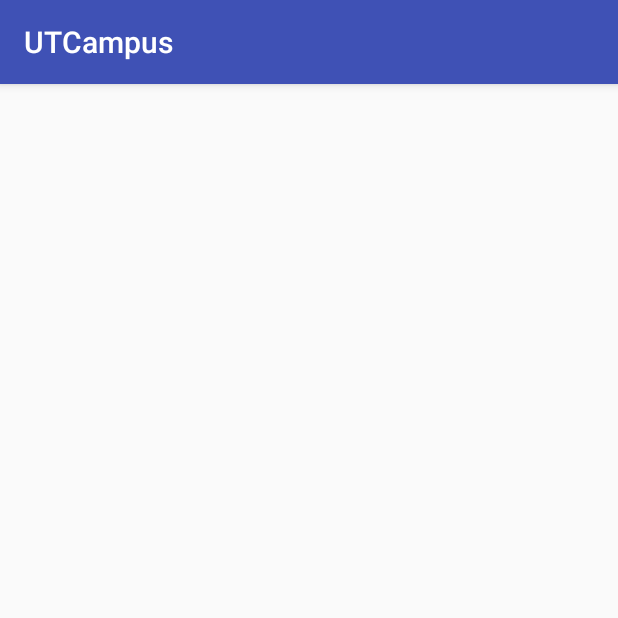
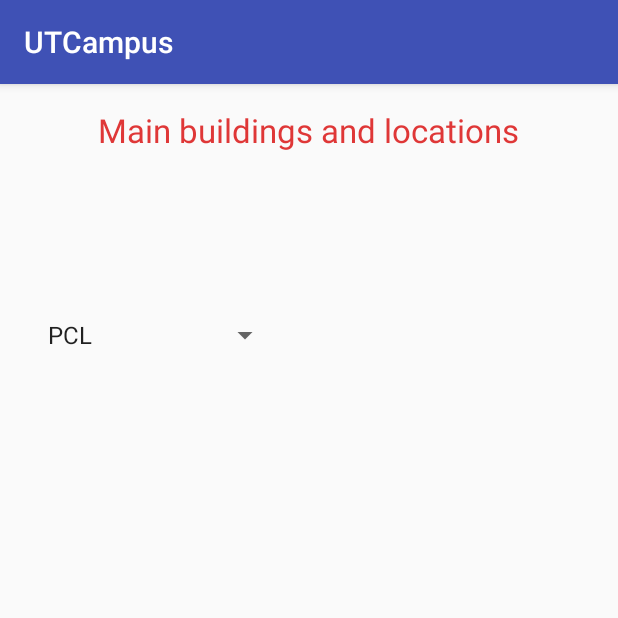
Before and after one commit to bth679/UTCampus, an Android app: the locationActivity screen opened directly, with no data from a screen before it, on a phone screen of 412 x 824 dp, the top half of it. Run offline under Robolectric (Android 15) with nearby library versions, the phone set to English and light mode, and no system bars.

Commit message:
no message

```diff
--- a/app/src/main/AndroidManifest.xml
+++ b/app/src/main/AndroidManifest.xml
@@ -17,6 +17,7 @@
         </activity>
         <activity android:name=".introductionActivity" />
         <activity android:name=".locationActivity" />
+        <activity android:name=".pclwebview" />
         <activity android:name=".musicActivity"></activity>
     </application>
 
--- a/app/src/main/java/com/example/tan/utcampus/locationActivity.java
+++ b/app/src/main/java/com/example/tan/utcampus/locationActivity.java
@@ -1,13 +1,61 @@
 package com.example.tan.utcampus;
 
+import android.content.Intent;
+import android.media.MediaPlayer;
 import android.support.v7.app.AppCompatActivity;
 import android.os.Bundle;
+import android.view.View;
+import android.widget.AdapterView;
+import android.widget.ArrayAdapter;
+import android.widget.Spinner;
 
 public class locationActivity extends AppCompatActivity {
+
+    Spinner spinner;
+    String SpinnerValue;
+    Intent i;
+
+    private String[] options = { "PCL", "Tower", "Jester", "Gregory Gym"};
 
     @Override
     protected void onCreate(Bundle savedInstanceState) {
         super.onCreate(savedInstanceState);
         setContentView(R.layout.activity_location);
+
+        spinner = (Spinner) findViewById(R.id.spinner2);
+        ArrayAdapter<String> adapter = new ArrayAdapter<String>(locationActivity.this, android.R.layout.simple_list_item_1, options);
+        spinner.setAdapter(adapter);
+
+        // Adding listener method on spinner
+        spinner.setOnItemSelectedListener(new AdapterView.OnItemSelectedListener() {
+            @Override
+            public void onItemSelected(AdapterView<?> parent, View view, int position, long id) {
+                SpinnerValue = (String) spinner.getSelectedItem();
+
+                switch (SpinnerValue) {
+                    case "PCL":
+                        i = new Intent(locationActivity.this, pclwebview.class);
+                        startActivity(i);
+                        break;
+                    case "Tower":
+                        i = new Intent(locationActivity.this, towerwebview.class);
+                        startActivity(i);
+                        break;
+                    case "Jester":
+                        i = new Intent(locationActivity.this, jesterwebview.class);
+                        startActivity(i);
+                        break;
+                    case "Gregory Gym":
+                        i = new Intent(locationActivity.this, gregwebview.class);
+                        startActivity(i);
+                        break;
+                }
+            }
+
+            @Override
+            public void onNothingSelected(AdapterView<?> parent) {
+
+            }
+        });
     }
 }
--- a/app/src/main/res/layout/activity_location.xml
+++ b/app/src/main/res/layout/activity_location.xml
@@ -9,4 +9,22 @@
     android:paddingTop="@dimen/activity_vertical_margin"
     tools:context="com.example.tan.utcampus.locationActivity">
 
+    <TextView
+    android:layout_width="wrap_content"
+    android:layout_height="wrap_content"
+    android:textAppearance="?android:attr/textAppearanceLarge"
+    android:text="Main buildings and locations"
+    android:id="@+id/locations"
+    android:textColor="#df3737"
+    android:layout_alignParentTop="true"
+    android:layout_centerHorizontal="true" />
+    <Spinner
+        android:layout_width="wrap_content"
+        android:layout_height="wrap_content"
+        android:id="@+id/spinner2"
+        android:spinnerMode="dropdown"
+        android:layout_below="@+id/locations"
+        android:layout_alignParentStart="true"
+        android:layout_marginTop="98dp" />
+
 </RelativeLayout>
--- /dev/null
+++ b/app/src/main/res/layout/gregwebview.xml
@@ -0,0 +1,5 @@
+<?xml version="1.0" encoding="utf-8"?>
+<WebView xmlns:android="http://schemas.android.com/apk/res/android"
+    android:id="@+id/webView"
+    android:layout_width="fill_parent"
+    android:layout_height="fill_parent" />
--- /dev/null
+++ b/app/src/main/res/layout/jesterwebview.xml
@@ -0,0 +1,5 @@
+<?xml version="1.0" encoding="utf-8"?>
+<WebView xmlns:android="http://schemas.android.com/apk/res/android"
+    android:id="@+id/webView"
+    android:layout_width="fill_parent"
+    android:layout_height="fill_parent" />
--- /dev/null
+++ b/app/src/main/res/layout/pclwebview.xml
@@ -0,0 +1,5 @@
+<?xml version="1.0" encoding="utf-8"?>
+<WebView xmlns:android="http://schemas.android.com/apk/res/android"
+    android:id="@+id/webView"
+    android:layout_width="fill_parent"
+    android:layout_height="fill_parent" />
--- /dev/null
+++ b/app/src/main/res/layout/towerwebview.xml
@@ -0,0 +1,5 @@
+<?xml version="1.0" encoding="utf-8"?>
+<WebView xmlns:android="http://schemas.android.com/apk/res/android"
+    android:id="@+id/webView"
+    android:layout_width="fill_parent"
+    android:layout_height="fill_parent" />
```
Also changed, not shown: app/src/main/java/com/example/tan/utcampus/gregwebview.java (added, +28 -0 lines), app/src/main/java/com/example/tan/utcampus/jesterwebview.java (added, +28 -0 lines), app/src/main/java/com/example/tan/utcampus/pclwebview.java (added, +28 -0 lines), app/src/main/java/com/example/tan/utcampus/towerwebview.java (added, +28 -0 lines).
